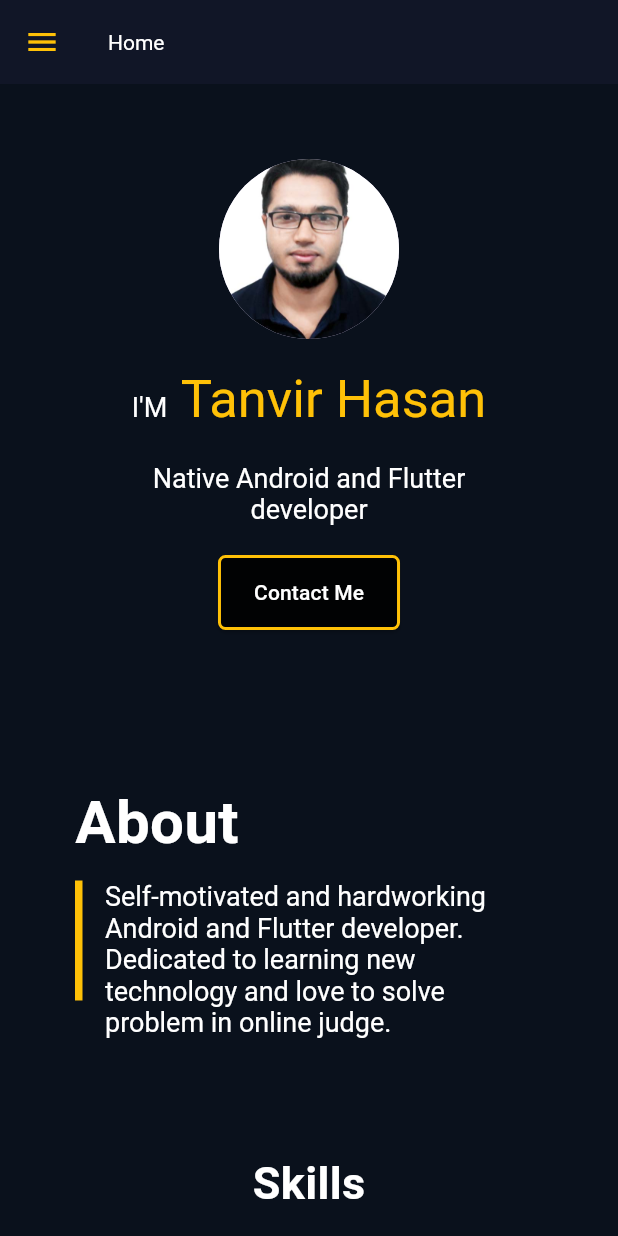
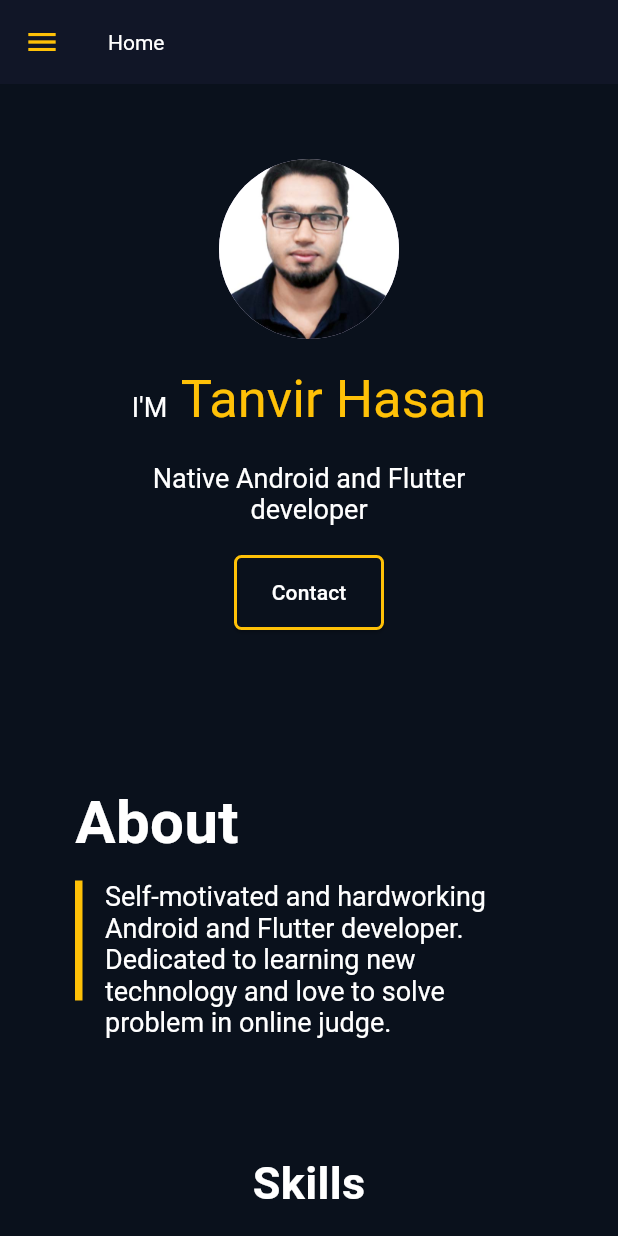
Before and after one commit to hatanvir/Portfolio, a Flutter app: the screen it shows after launch, on a phone screen of 412 x 824 dp. Run offline on Flutter 3.47's test engine with Material 3 defaults, Android fonts, the phone set to English and light mode, and no system bars; our stand-ins replace flutter_screenutil, get; missing offline and left inert: scrollview_observer.

Commit message:
design updated

```diff
--- a/assets/portfolio_info.json
+++ b/assets/portfolio_info.json
@@ -8,8 +8,8 @@
 
   "skill_set":[
     {
-      "name": "Native Android",
-      "details": "",
+      "name": "Android",
+      "details": "hdfsidhf sodifosidfu osdfuoisdfu sdf oisdfoisd fsdf sodifoisdf sdf osdfiosdf sdfisdfu osduf sf sdoifoisdf sdf osdf sdf osdiuf sdfuiosdf  sdoifusdif  sdfuoisduf sdofu  sodfuoisdfu ",
       "image": "assets/images/android.png"
     },
     {
--- a/lib/app/modules/home/widgets/home_widget.dart
+++ b/lib/app/modules/home/widgets/home_widget.dart
@@ -78,7 +78,10 @@ class HomeWidget extends StatelessWidget {
             ]),
           ),
           10.height,
-          CommonButton()
+          CommonButton(title: 'Contact',
+              onTap: () {
+
+              })
         ],
       );
 
@@ -100,7 +103,8 @@ class HomeWidget extends StatelessWidget {
             ]),
           ),
           20.height,
-          CommonButton()
+          CommonButton(title: 'Contact',
+              onTap: () {})
         ],
       );
 }
--- a/lib/app/modules/home/widgets/skill_widget.dart
+++ b/lib/app/modules/home/widgets/skill_widget.dart
@@ -6,12 +6,14 @@ import 'package:portfolio/app/core/res/color.dart';
 import 'package:portfolio/app/extensions/divider_extension.dart';
 import 'package:portfolio/app/models/portfolio_data.dart';
 import 'package:portfolio/app/modules/home/controllers/home_controller.dart';
+import 'package:portfolio/app/widgets/common_dialog.dart';
 import 'package:portfolio/app/widgets/common_title.dart';
 import 'package:portfolio/app/widgets/responsive_padding.dart';
 import 'package:portfolio/app/widgets/responsive_widget.dart';
 
 class SkillWidget extends StatelessWidget {
   HomeController controller = Get.find();
+
   SkillWidget({super.key});
 
   @override
@@ -19,7 +21,9 @@ class SkillWidget extends StatelessWidget {
     return Container(
       color: primaryColor,
       alignment: Alignment.center,
-      child: ResponsivePadding(top: 25, bottom: 30,
+      child: ResponsivePadding(
+        top: 25,
+        bottom: 30,
         child: Column(
           children: [
             CommonTitle(
@@ -31,7 +35,7 @@ class SkillWidget extends StatelessWidget {
                 runSpacing: 20,
                 spacing: 15,
                 alignment: WrapAlignment.center,
-                children: (controller.portfolioData.value.skillSet??[])
+                children: (controller.portfolioData.value.skillSet ?? [])
                     .map((e) => skillItem(e))
                     .toList())
           ],
@@ -43,15 +47,19 @@ class SkillWidget extends StatelessWidget {
   Widget skillItem(ImportantLink skill) => ResponsiveWidget(
       desktop: _itemLarge(skill),
       mobile: _itemSmall(skill),
-      tablet: _itemLarge(skill)
-  );
+      tablet: _itemLarge(skill));
 
-  _itemLarge(ImportantLink skill) => Card(
+  _itemLarge(ImportantLink skill) => InkWell(
+        onTap: () => commonDialog(
+            title: skill.name ?? '',
+            data: skill.details ?? '',
+            buttonBgColor: primaryColor,
+            onTap: () => Get.back()),
+        child: Card(
           elevation: 15,
           color: deepBlueColor,
-    shape: RoundedRectangleBorder(
-        borderRadius: BorderRadius.circular(10)
-    ),
+          shape:
+              RoundedRectangleBorder(borderRadius: BorderRadius.circular(10)),
           child: Container(
             decoration: BoxDecoration(
               borderRadius: BorderRadius.circular(10),
@@ -62,40 +70,57 @@ class SkillWidget extends StatelessWidget {
             child: Column(
               mainAxisAlignment: MainAxisAlignment.center,
               children: [
-          Image.asset(skill.image??'',height: 80,width: 80,),
+                Image.asset(
+                  skill.image ?? '',
+                  height: 80,
+                  width: 80,
+                ),
                 15.height,
                 Text(
-            skill.name??'',
+                  skill.name ?? '',
                   style: TextStyle(fontSize: 18, color: Colors.white),
                 )
               ],
             ),
           ),
+        ),
       );
 
-  _itemSmall(ImportantLink skill) => Card(
+  _itemSmall(ImportantLink skill) => InkWell(
+        onTap: () => commonDialog(
+            title: skill.name ?? '',
+            data: skill.details ?? '',
+            buttonBgColor: primaryColor,
+            onTap: () => Get.back()
+        ),
+        child: Card(
           elevation: 10,
-    shape: RoundedRectangleBorder(
-        borderRadius: BorderRadius.circular(10)
-    ),
+          color: deepBlueColor,
+          shape:
+              RoundedRectangleBorder(borderRadius: BorderRadius.circular(10)),
           child: Container(
             decoration: BoxDecoration(
               borderRadius: BorderRadius.circular(10),
-        color: Color(0xFF162030),
+              color: deepBlueColor,
             ),
             padding: EdgeInsets.all(10),
             constraints: const BoxConstraints(minWidth: 80, minHeight: 80),
             child: Column(
               mainAxisAlignment: MainAxisAlignment.center,
               children: [
-          Image.asset(skill.image??'',height: 80,width: 80,),
+                Image.asset(
+                  skill.image ?? '',
+                  height: 80,
+                  width: 80,
+                ),
                 15.height,
                 Text(
-            skill.name??'',
+                  skill.name ?? '',
                   style: TextStyle(fontSize: 18, color: Colors.white),
                 )
               ],
             ),
           ),
+        ),
       );
 }
--- a/lib/app/widgets/common_button.dart
+++ b/lib/app/widgets/common_button.dart
@@ -1,25 +1,30 @@
 import 'package:flutter/cupertino.dart';
 import 'package:flutter/material.dart';
+import 'package:portfolio/app/core/res/color.dart';
 
 class CommonButton extends StatelessWidget {
-  const CommonButton({super.key});
+  String title;
+  Color borderColor;
+  Color buttonBgColor;
+  Function() onTap;
+
+  CommonButton(
+      {required this.title,
+      this.borderColor = Colors.amber,
+      this.buttonBgColor = primaryColor,
+      super.key,
+      required this.onTap});
 
   @override
   Widget build(BuildContext context) {
     return ElevatedButton(
-      style: ElevatedButton.styleFrom(
-        side: BorderSide(
-          color: Colors.amber,
-          width: 2
-        ),
-        shape: RoundedRectangleBorder(
-          borderRadius: BorderRadius.circular(5)
-        ),
-        backgroundColor: Colors.black87,
-        minimumSize: Size(100, 50)
-      ),
-        onPressed: (){},
-        child: Text('Contact Me',style: TextStyle(color: Colors.white))
-    );
+        style: ElevatedButton.styleFrom(
+            side: BorderSide(color: borderColor, width: 2),
+            shape:
+                RoundedRectangleBorder(borderRadius: BorderRadius.circular(5)),
+            backgroundColor: buttonBgColor,
+            minimumSize: Size(100, 50)),
+        onPressed: onTap,
+        child: Text(title, style: TextStyle(color: Colors.white)));
   }
 }
```
Also changed, not shown: lib/app/widgets/common_dialog.dart (added, +30 -0 lines). Lines whose indentation alone changed are shown as unchanged.
